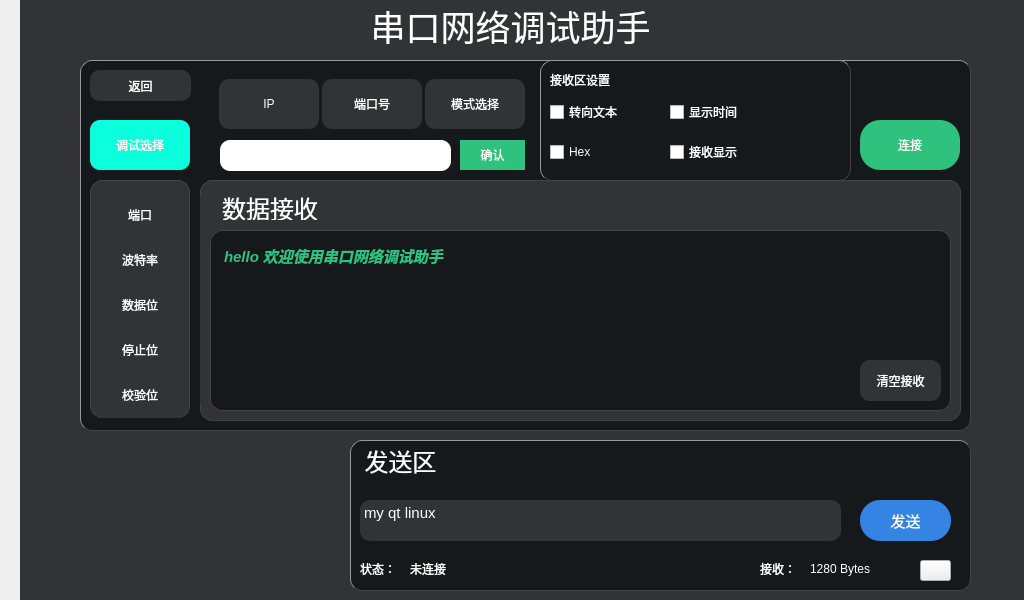
Above: ui/serialport.ui from zwq1270033721/my_mp157_smart_home_panel before the change. Below: the same form after it.
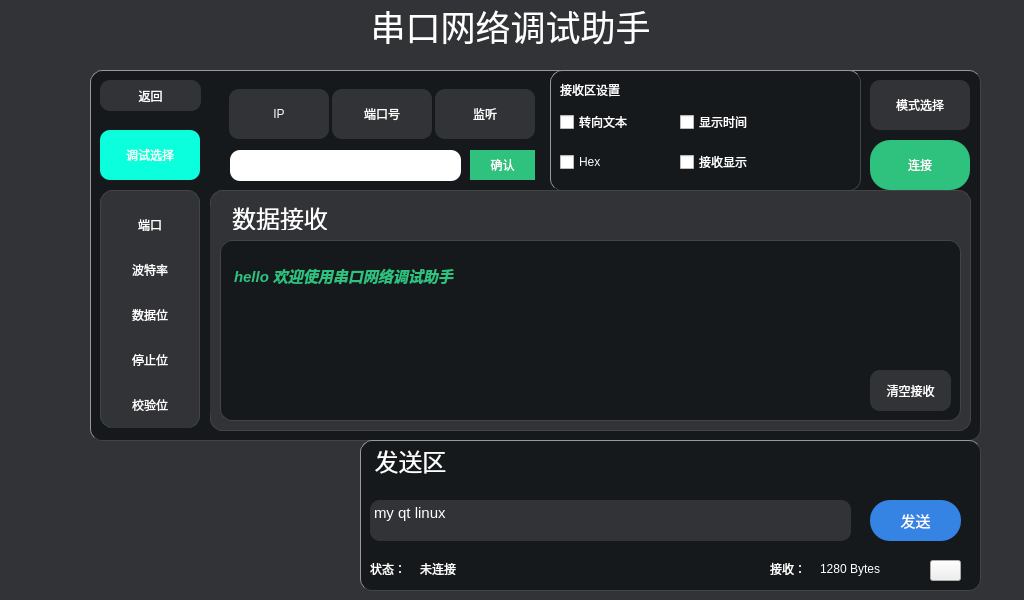
That is the form after the change. Icons and pictures are not drawn.

The edit to the form file:
```diff
--- a/ui/serialport.ui
+++ b/ui/serialport.ui
@@ -23,19 +23,41 @@
    </size>
   </property>
   <property name="windowTitle">
-   <string>Dialog</string>
+   <string>串口网络调试助手</string>
   </property>
-  <widget class="QFrame" name="windows1">
+   <widget class="QLabel" name="backgroundLabel">
    <property name="geometry">
     <rect>
-     <x>80</x>
-     <y>60</y>
+      <x>0</x>
+      <y>0</y>
+      <width>1024</width>
+      <height>600</height>
+     </rect>
+    </property>
+    <property name="minimumSize">
+     <size>
+      <width>1024</width>
+      <height>600</height>
+     </size>
+    </property>
+    <property name="styleSheet">
+     <string notr="true">background-color: #323337;</string>
+    </property>
+    <property name="text">
+     <string/>
+    </property>
+   </widget>
+   <widget class="QFrame" name="mainFrame">
+    <property name="geometry">
+     <rect>
+      <x>90</x>
+      <y>70</y>
      <width>891</width>
      <height>371</height>
     </rect>
    </property>
    <property name="styleSheet">
-    <string notr="true">QFrame#windows1{
+     <string notr="true">QFrame#mainFrame{
 background-color:#15191C;
 border-radius:12px;
 border:1px solid #444444;
@@ -51,7 +73,7 @@
    <property name="frameShadow">
     <enum>QFrame::Raised</enum>
    </property>
-   <widget class="QFrame" name="windows2">
+    <widget class="QFrame" name="serialConfigFrame">
     <property name="enabled">
      <bool>true</bool>
     </property>
@@ -64,7 +86,7 @@
      </rect>
     </property>
     <property name="styleSheet">
-     <string notr="true">QFrame#windows2{
+      <string notr="true">QFrame#serialConfigFrame{
 background-color: #323337;
 border-radius:12px;
 border:1px solid #444444;
@@ -84,7 +106,7 @@
     </property>
     <layout class="QVBoxLayout" name="verticalLayout">
      <item>
-      <widget class="QPushButton" name="serialPort">
+       <widget class="QPushButton" name="portButton">
        <property name="minimumSize">
         <size>
          <width>80</width>
@@ -106,10 +128,14 @@
        <property name="text">
         <string>端口</string>
        </property>
+        <property name="icon">
+         <iconset>
+          <normaloff>:/qq/controls/res/qq/controls/icons/icon_at.svg</normaloff>:/qq/controls/res/qq/controls/icons/icon_at.svg</iconset>
+        </property>
       </widget>
      </item>
      <item>
-      <widget class="QPushButton" name="baudrate">
+       <widget class="QPushButton" name="baudRateButton">
        <property name="minimumSize">
         <size>
          <width>80</width>
@@ -131,10 +157,13 @@
        <property name="text">
         <string>波特率</string>
        </property>
+        <property name="icon">
+         <iconset theme="applications-system"/>
+        </property>
       </widget>
      </item>
      <item>
-      <widget class="QPushButton" name="dataBit">
+       <widget class="QPushButton" name="dataBitButton">
        <property name="minimumSize">
         <size>
          <width>80</width>
@@ -156,10 +185,13 @@
        <property name="text">
         <string>数据位</string>
        </property>
+        <property name="icon">
+         <iconset theme="applications-office"/>
+        </property>
       </widget>
      </item>
      <item>
-      <widget class="QPushButton" name="stopBit">
+       <widget class="QPushButton" name="stopBitButton">
        <property name="minimumSize">
         <size>
          <width>80</width>
@@ -181,10 +213,13 @@
        <property name="text">
         <string>停止位</string>
        </property>
+        <property name="icon">
+         <iconset theme="audio-card"/>
+        </property>
       </widget>
      </item>
      <item>
-      <widget class="QPushButton" name="parity">
+       <widget class="QPushButton" name="parityButton">
        <property name="minimumSize">
         <size>
          <width>80</width>
@@ -206,11 +241,14 @@
        <property name="text">
         <string>校验位</string>
        </property>
+        <property name="icon">
+         <iconset theme="accessories-text-editor"/>
+        </property>
       </widget>
      </item>
     </layout>
    </widget>
-   <widget class="QFrame" name="windows3">
+    <widget class="QFrame" name="displayFrame">
     <property name="geometry">
      <rect>
       <x>120</x>
@@ -220,7 +258,7 @@
      </rect>
     </property>
     <property name="styleSheet">
-     <string notr="true">QFrame#windows3{
+      <string notr="true">QFrame#displayFrame{
 background-color: #323337;
 border-radius:12px;
 border:1px solid #444444;
@@ -232,7 +270,7 @@
     <property name="frameShadow">
      <enum>QFrame::Raised</enum>
     </property>
-    <widget class="QStackedWidget" name="stackedWidget1">
+     <widget class="QStackedWidget" name="stackedWidget">
      <property name="geometry">
       <rect>
        <x>0</x>
@@ -252,8 +290,8 @@
      <property name="currentIndex">
       <number>0</number>
      </property>
-     <widget class="QWidget" name="page_2">
-      <widget class="QLabel" name="label_2">
+      <widget class="QWidget" name="receivePage">
+       <widget class="QLabel" name="receiveTitleLabel">
        <property name="geometry">
         <rect>
          <x>20</x>
@@ -281,7 +319,7 @@
         <string>&lt;html&gt;&lt;head/&gt;&lt;body&gt;&lt;p align=&quot;center&quot;&gt;&lt;span style=&quot; font-size:18pt;&quot;&gt;数据接收&lt;/span&gt;&lt;/p&gt;&lt;/body&gt;&lt;/html&gt;</string>
        </property>
       </widget>
-      <widget class="QFrame" name="resivedata">
+       <widget class="QFrame" name="receiveDataFrame">
        <property name="geometry">
         <rect>
          <x>10</x>
@@ -291,7 +329,7 @@
         </rect>
        </property>
        <property name="styleSheet">
-        <string notr="true">QFrame#resivedata{
+         <string notr="true">QFrame#receiveDataFrame{
 background-color:#15191C;
 border-radius:12px;
 border:1px solid #444444;
@@ -303,7 +341,7 @@
        <property name="frameShadow">
         <enum>QFrame::Raised</enum>
        </property>
-       <widget class="QPushButton" name="pushButton_6">
+        <widget class="QPushButton" name="clearReceiveButton">
         <property name="geometry">
          <rect>
           <x>650</x>
@@ -322,14 +360,14 @@
          <string>清空接收</string>
         </property>
        </widget>
-       <widget class="QTextBrowser" name="textBrowser">
+        <widget class="QTextBrowser" name="receiveTextBrowser">
         <property name="enabled">
          <bool>true</bool>
         </property>
         <property name="geometry">
          <rect>
           <x>10</x>
-          <y>10</y>
+           <y>20</y>
           <width>721</width>
           <height>151</height>
          </rect>
@@ -350,13 +388,13 @@
 &lt;p style=&quot; margin-top:0px; margin-bottom:0px; margin-left:0px; margin-right:0px; -qt-block-indent:0; text-indent:0px;&quot;&gt;&lt;span style=&quot; font-weight:700; font-style:italic;&quot;&gt;hello 欢迎使用串口网络调试助手&lt;/span&gt;&lt;/p&gt;&lt;/body&gt;&lt;/html&gt;</string>
         </property>
        </widget>
-       <zorder>textBrowser</zorder>
-       <zorder>pushButton_6</zorder>
+        <zorder>receiveTextBrowser</zorder>
+        <zorder>clearReceiveButton</zorder>
       </widget>
      </widget>
     </widget>
    </widget>
-   <widget class="QPushButton" name="pushButton_8">
+    <widget class="QPushButton" name="backButton">
     <property name="geometry">
      <rect>
       <x>10</x>
@@ -378,7 +416,7 @@
      <string>返回</string>
     </property>
    </widget>
-   <widget class="QLabel" name="label_9">
+    <widget class="QLabel" name="backIconLabel">
     <property name="geometry">
      <rect>
       <x>10</x>
@@ -394,7 +432,7 @@
      <string/>
     </property>
    </widget>
-   <widget class="QFrame" name="setTCP">
+    <widget class="QFrame" name="tcpConfigFrame">
     <property name="enabled">
      <bool>true</bool>
     </property>
@@ -417,7 +455,7 @@
     </property>
     <layout class="QHBoxLayout" name="horizontalLayout">
      <item>
-      <widget class="QPushButton" name="tcpip">
+       <widget class="QPushButton" name="ipButton">
        <property name="enabled">
         <bool>true</bool>
        </property>
@@ -448,7 +486,7 @@
       </widget>
      </item>
      <item>
-      <widget class="QPushButton" name="tcpPort">
+       <widget class="QPushButton" name="tcpPortButton">
        <property name="enabled">
         <bool>true</bool>
        </property>
@@ -479,7 +517,7 @@
       </widget>
      </item>
      <item>
-      <widget class="QPushButton" name="tcpMode">
+       <widget class="QPushButton" name="tcpModeButton">
        <property name="enabled">
         <bool>true</bool>
        </property>
@@ -505,17 +543,17 @@
 </string>
        </property>
        <property name="text">
-        <string>模式选择</string>
+         <string>监听</string>
        </property>
       </widget>
      </item>
     </layout>
    </widget>
-   <widget class="QPushButton" name="pushButton_5">
+    <widget class="QPushButton" name="connectButton">
     <property name="geometry">
      <rect>
       <x>780</x>
-      <y>60</y>
+       <y>70</y>
       <width>100</width>
       <height>50</height>
      </rect>
@@ -545,7 +583,7 @@
      <string>连接</string>
     </property>
    </widget>
-   <widget class="QPushButton" name="modeChanged">
+    <widget class="QPushButton" name="modeSwitchButton">
     <property name="geometry">
      <rect>
       <x>10</x>
@@ -579,7 +617,7 @@
      <string>调试选择</string>
     </property>
    </widget>
-   <widget class="QFrame" name="resiveset">
+    <widget class="QFrame" name="receiveSettingsFrame">
     <property name="geometry">
      <rect>
       <x>460</x>
@@ -589,7 +627,7 @@
      </rect>
     </property>
     <property name="styleSheet">
-     <string notr="true">QFrame#resiveset{
+      <string notr="true">QFrame#receiveSettingsFrame{
 background-color:#15191C;
 border-radius:12px;
 border:1px solid #444444;
@@ -603,7 +641,7 @@
     <property name="frameShadow">
      <enum>QFrame::Raised</enum>
     </property>
-    <widget class="QLabel" name="label_10">
+     <widget class="QLabel" name="receiveSettingsLabel">
      <property name="geometry">
       <rect>
        <x>10</x>
@@ -619,7 +657,7 @@
       <string>接收区设置</string>
      </property>
     </widget>
-    <widget class="QCheckBox" name="checkBox">
+     <widget class="QCheckBox" name="textWrapCheckBox">
      <property name="geometry">
       <rect>
        <x>10</x>
@@ -636,7 +674,7 @@
       <string>转向文本</string>
      </property>
     </widget>
-    <widget class="QCheckBox" name="checkBox_2">
+     <widget class="QCheckBox" name="hexCheckBox">
      <property name="geometry">
       <rect>
        <x>10</x>
@@ -652,7 +690,7 @@
       <string>Hex</string>
      </property>
     </widget>
-    <widget class="QCheckBox" name="checkBox_3">
+     <widget class="QCheckBox" name="showTimeCheckBox">
      <property name="geometry">
       <rect>
        <x>130</x>
@@ -668,7 +706,7 @@
       <string>显示时间</string>
      </property>
     </widget>
-    <widget class="QCheckBox" name="checkBox_4">
+     <widget class="QCheckBox" name="showReceiveCheckBox">
      <property name="geometry">
       <rect>
        <x>130</x>
@@ -685,7 +723,7 @@
      </property>
     </widget>
    </widget>
-   <widget class="QLineEdit" name="chooseinput">
+    <widget class="QLineEdit" name="configLineEdit">
     <property name="geometry">
      <rect>
       <x>140</x>
@@ -700,7 +738,7 @@
 </string>
     </property>
    </widget>
-   <widget class="QPushButton" name="yes">
+    <widget class="QPushButton" name="confirmButton">
     <property name="geometry">
      <rect>
       <x>380</x>
@@ -734,11 +772,48 @@
      <string>确认</string>
     </property>
    </widget>
-  </widget>
-  <widget class="QFrame" name="senddata">
+    <widget class="QPushButton" name="tcpModechoseButton">
+     <property name="enabled">
+      <bool>true</bool>
+     </property>
+     <property name="geometry">
+      <rect>
+       <x>780</x>
+       <y>10</y>
+       <width>100</width>
+       <height>50</height>
+      </rect>
+     </property>
+     <property name="minimumSize">
+      <size>
+       <width>100</width>
+       <height>50</height>
+      </size>
+     </property>
+     <property name="maximumSize">
+      <size>
+       <width>80</width>
+       <height>50</height>
+      </size>
+     </property>
+     <property name="focusPolicy">
+      <enum>Qt::NoFocus</enum>
+     </property>
+     <property name="styleSheet">
+      <string notr="true">color: rgb(255, 255, 255);
+background-color: #323337;
+border-radius:10px;
+</string>
+     </property>
+     <property name="text">
+      <string>模式选择</string>
+     </property>
+    </widget>
+   </widget>
+   <widget class="QFrame" name="sendDataFrame">
    <property name="geometry">
     <rect>
-     <x>350</x>
+      <x>360</x>
      <y>440</y>
      <width>621</width>
      <height>151</height>
@@ -746,7 +821,7 @@
    </property>
    <property name="styleSheet">
     <string notr="true">
-QFrame#senddata{
+QFrame#sendDataFrame{
 background-color:#15191C;
 border-radius:12px;
 border:1px solid #444444;
@@ -760,7 +835,7 @@
    <property name="frameShadow">
     <enum>QFrame::Raised</enum>
    </property>
-   <widget class="QLabel" name="label_3">
+    <widget class="QLabel" name="sendTitleLabel">
     <property name="geometry">
      <rect>
       <x>10</x>
@@ -776,7 +851,7 @@
      <string>&lt;html&gt;&lt;head/&gt;&lt;body&gt;&lt;p align=&quot;center&quot;&gt;&lt;span style=&quot; font-size:18pt;&quot;&gt;发送区&lt;/span&gt;&lt;/p&gt;&lt;/body&gt;&lt;/html&gt;</string>
     </property>
    </widget>
-   <widget class="QTextEdit" name="textEdit">
+    <widget class="QTextEdit" name="sendTextEdit">
     <property name="geometry">
      <rect>
       <x>10</x>
@@ -801,7 +876,7 @@
 &lt;p style=&quot; margin-top:0px; margin-bottom:0px; margin-left:0px; margin-right:0px; -qt-block-indent:0; text-indent:0px;&quot;&gt;my qt linux&lt;/p&gt;&lt;/body&gt;&lt;/html&gt;</string>
     </property>
    </widget>
-   <widget class="QPushButton" name="sendpushbutton">
+    <widget class="QPushButton" name="sendButton">
     <property name="geometry">
      <rect>
       <x>510</x>
@@ -823,7 +898,7 @@
      <string>发送</string>
     </property>
    </widget>
-   <widget class="QLabel" name="label_5">
+    <widget class="QLabel" name="statusValueLabel">
     <property name="geometry">
      <rect>
       <x>60</x>
@@ -839,7 +914,7 @@
      <string>未连接</string>
     </property>
    </widget>
-   <widget class="QLabel" name="label_6">
+    <widget class="QLabel" name="statusTextLabel">
     <property name="geometry">
      <rect>
       <x>10</x>
@@ -855,7 +930,7 @@
      <string>状态：</string>
     </property>
    </widget>
-   <widget class="QLabel" name="label_7">
+    <widget class="QLabel" name="receiveBytesTextLabel">
     <property name="geometry">
      <rect>
       <x>410</x>
@@ -871,7 +946,7 @@
      <string>接收：</string>
     </property>
    </widget>
-   <widget class="QLabel" name="label_8">
+    <widget class="QLabel" name="receiveBytesLabel">
     <property name="geometry">
      <rect>
       <x>460</x>
@@ -887,7 +962,7 @@
      <string>1280 Bytes</string>
     </property>
    </widget>
-   <widget class="QToolButton" name="toolButton_8">
+    <widget class="QToolButton" name="arrowDownToolButton">
     <property name="geometry">
      <rect>
       <x>570</x>
@@ -904,29 +979,7 @@
     </property>
    </widget>
   </widget>
-  <widget class="QLabel" name="label">
-   <property name="geometry">
-    <rect>
-     <x>20</x>
-     <y>0</y>
-     <width>1024</width>
-     <height>603</height>
-    </rect>
-   </property>
-   <property name="minimumSize">
-    <size>
-     <width>1024</width>
-     <height>600</height>
-    </size>
-   </property>
-   <property name="styleSheet">
-    <string notr="true">background-color: #323337;</string>
-   </property>
-   <property name="text">
-    <string/>
-   </property>
-  </widget>
-  <widget class="QLabel" name="label_4">
+   <widget class="QLabel" name="titleLabel">
    <property name="geometry">
     <rect>
      <x>0</x>
@@ -942,10 +995,6 @@
     <string>&lt;html&gt;&lt;head/&gt;&lt;body&gt;&lt;p align=&quot;center&quot;&gt;&lt;span style=&quot; font-size:26pt;&quot;&gt;串口网络调试助手&lt;/span&gt;&lt;/p&gt;&lt;/body&gt;&lt;/html&gt;</string>
    </property>
   </widget>
-  <zorder>label</zorder>
-  <zorder>windows1</zorder>
-  <zorder>senddata</zorder>
-  <zorder>label_4</zorder>
  </widget>
  <resources/>
  <connections/>
```
Left out of the diff: 4 changed lines with no effect on the pictures. Lines whose indentation alone changed are shown as unchanged.
